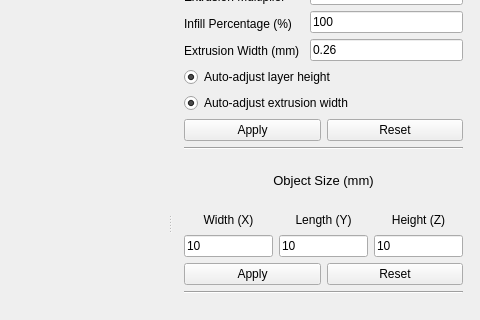
Old version of the form mainwindowform.ui in the repository taylorgwood/FRE_Visualizer_GUI; both pictures show x 802 to 1282 and y 174 to 494 of the 1282 by 796 pixel window.
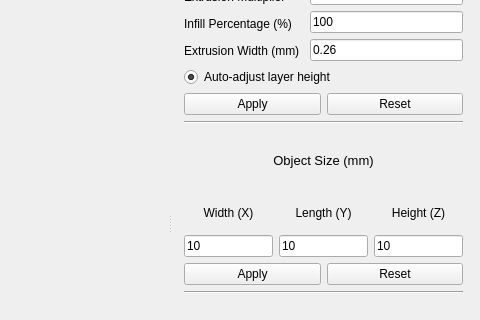
New version of the form.

What changed in the file:
```diff
--- a/mainwindowform.ui
+++ b/mainwindowform.ui
@@ -243,19 +243,6 @@
           </property>
          </widget>
         </item>
-        <item>
-         <widget class="QRadioButton" name="autoAdjustWidthButton">
-          <property name="text">
-           <string>Auto-adjust extrusion width</string>
-          </property>
-          <property name="checked">
-           <bool>true</bool>
-          </property>
-          <property name="autoExclusive">
-           <bool>false</bool>
-          </property>
-         </widget>
-        </item>
         <item>
          <layout class="QHBoxLayout" name="horizontalLayout_3">
           <item>
```
